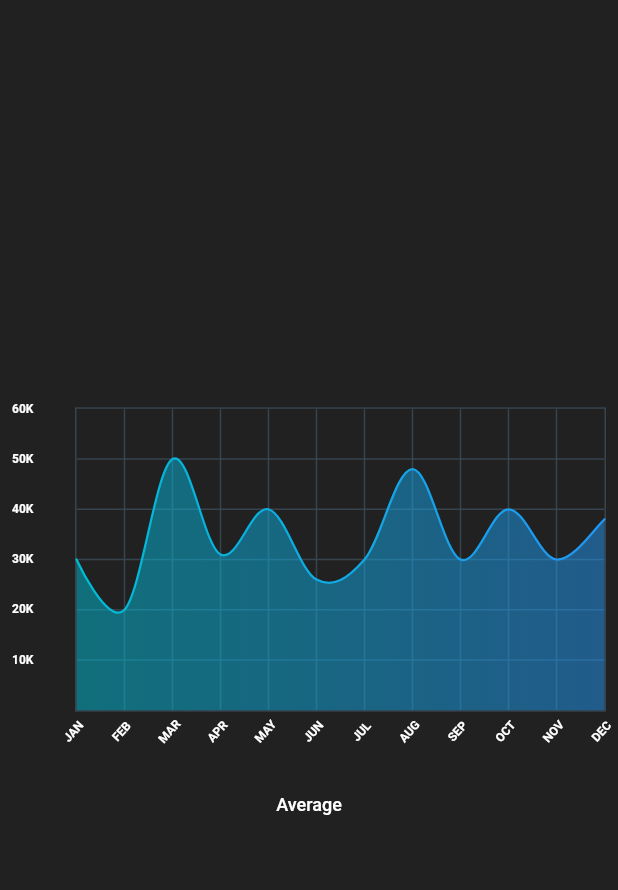
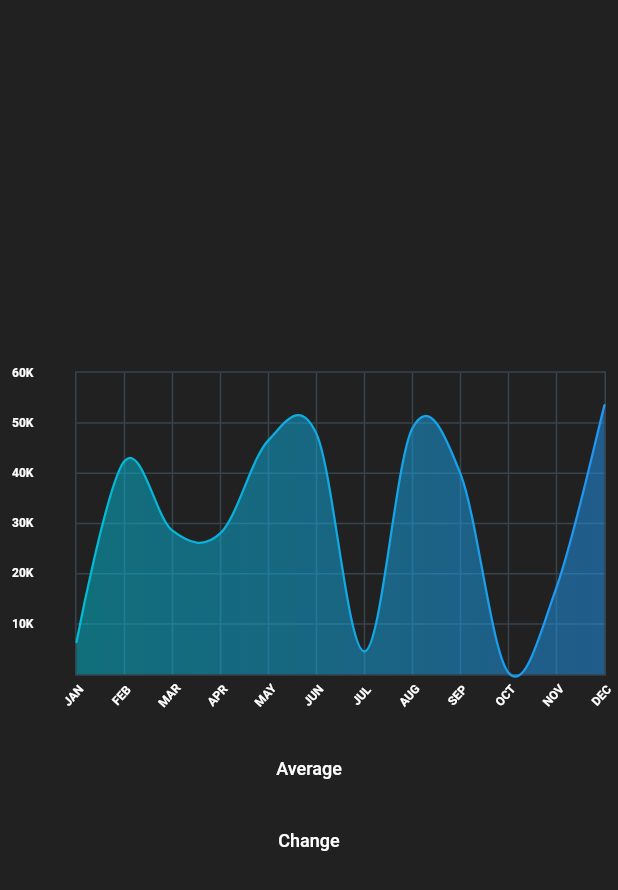
Before and after one commit to nirmal-mazhuvanpilly/flutter-custom-widgets, a Flutter app: the ChartScreen screen opened directly, on a phone screen of 412 x 824 dp. Shown: the top 890 px of the screen. Run offline on Flutter 3.47's test engine with Material 2 defaults, Android fonts, the phone set to English and light mode, and no system bars; drawn by our look-alikes of fl_chart; our stand-ins replace cached_network_image, flutter_linkify, lottie, syncfusion_flutter_gauges.

Commit message:
Change chart values

```diff
--- a/lib/chart/chart_screen.dart
+++ b/lib/chart/chart_screen.dart
@@ -18,6 +18,25 @@ class _ChartScreenState extends State<ChartScreen> {
 
   bool showAvg = false;
 
+  List<FlSpot> getChart() {
+    final random = Random();
+
+    return [
+      FlSpot(0, random.nextDouble() * 5.8),
+      FlSpot(1, random.nextDouble() * 5.8),
+      FlSpot(2, random.nextDouble() * 5.8),
+      FlSpot(3, random.nextDouble() * 5.8),
+      FlSpot(4, random.nextDouble() * 5.8),
+      FlSpot(5, random.nextDouble() * 5.8),
+      FlSpot(6, random.nextDouble() * 5.8),
+      FlSpot(7, random.nextDouble() * 5.8),
+      FlSpot(8, random.nextDouble() * 5.8),
+      FlSpot(9, random.nextDouble() * 5.8),
+      FlSpot(10, random.nextDouble() * 5.8),
+      FlSpot(11, random.nextDouble() * 5.8),
+    ];
+  }
+
   @override
   Widget build(BuildContext context) {
     return SafeArea(
@@ -33,6 +52,8 @@ class _ChartScreenState extends State<ChartScreen> {
                   aspectRatio: 1.70,
                   child: LineChart(
                     showAvg ? avgData() : mainData(),
+                    swapAnimationDuration: const Duration(milliseconds: 250),
+                    swapAnimationCurve: Curves.linear,
                   ),
                 ),
               ),
@@ -44,6 +65,19 @@ class _ChartScreenState extends State<ChartScreen> {
                 },
                 child: Text(
                   'Average',
+                  style: TextStyle(
+                    fontSize: 12,
+                    color:
+                        showAvg ? Colors.white.withOpacity(0.5) : Colors.white,
+                  ),
+                ),
+              ),
+              TextButton(
+                onPressed: () {
+                  setState(() {});
+                },
+                child: Text(
+                  'Change',
                   style: TextStyle(
                     fontSize: 12,
                     color:
@@ -203,20 +237,7 @@ class _ChartScreenState extends State<ChartScreen> {
       maxY: 6,
       lineBarsData: [
         LineChartBarData(
-          spots: const [
-            FlSpot(0, 3),
-            FlSpot(1, 2),
-            FlSpot(2, 5),
-            FlSpot(3, 3.1),
-            FlSpot(4, 4),
-            FlSpot(5, 2.6),
-            FlSpot(6, 3),
-            FlSpot(7, 4.8),
-            FlSpot(8, 3),
-            FlSpot(9, 4),
-            FlSpot(10, 3),
-            FlSpot(11, 3.8),
-          ],
+          spots: getChart(),
           isCurved: true,
           gradient: LinearGradient(
             colors: gradientColors,
```
